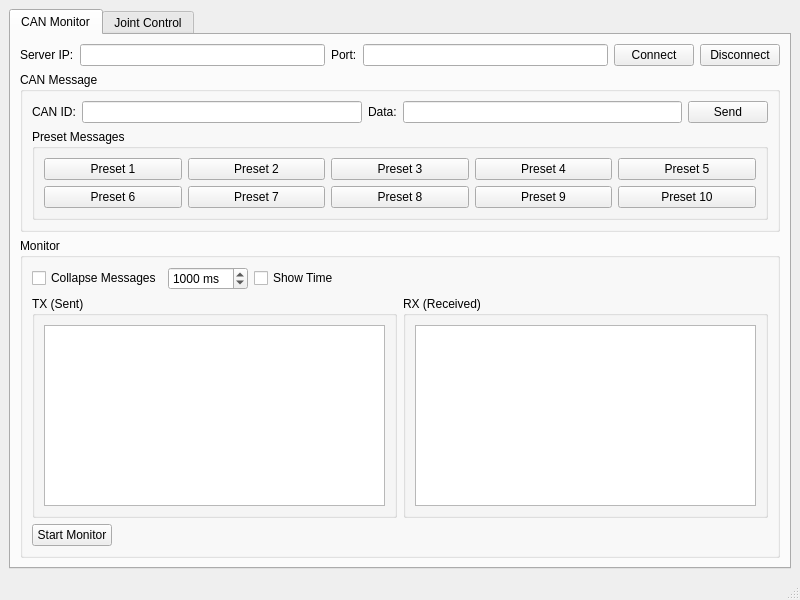
This is Client/src/mainwindow.ui in AlionFan/Little_Arm as Qt 5 draws it before an edit. The edited form follows.
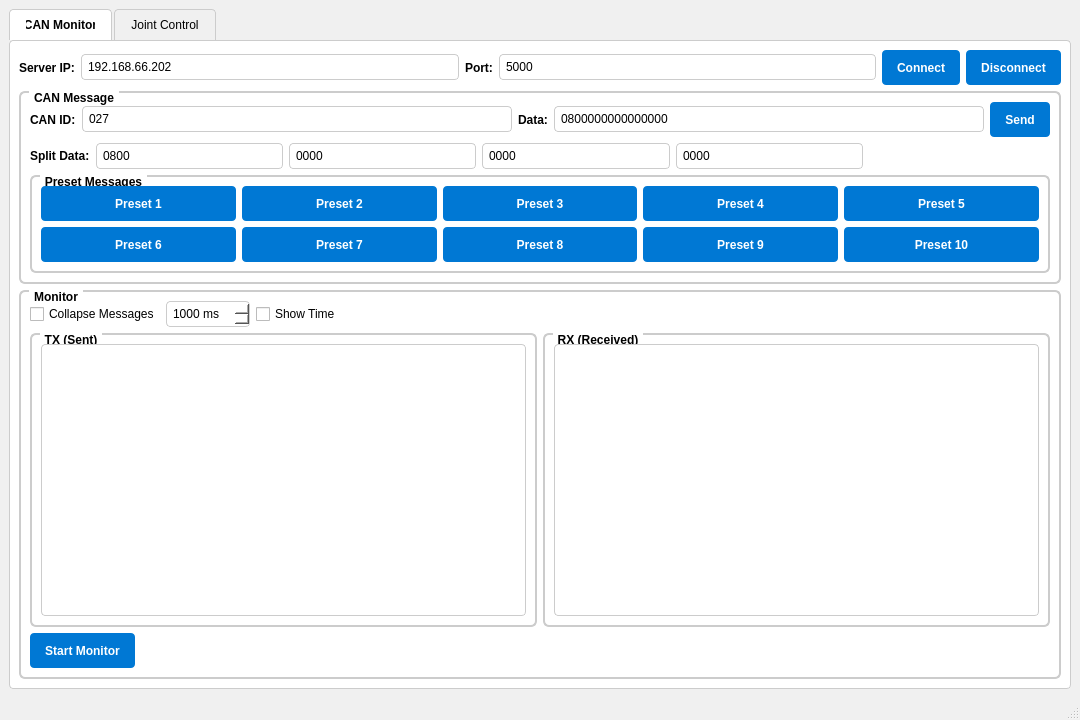
This is the edited form.

The edit to the form file:
```diff
--- a/Client/src/mainwindow.ui
+++ b/Client/src/mainwindow.ui
@@ -6,13 +6,137 @@
    <rect>
     <x>0</x>
     <y>0</y>
-    <width>800</width>
-    <height>600</height>
+    <width>1080</width>
+    <height>720</height>
    </rect>
   </property>
+  <property name="minimumSize">
+   <size>
+    <width>1080</width>
+    <height>720</height>
+   </size>
+  </property>
   <property name="windowTitle">
    <string>LittleArm Controller</string>
   </property>
+  <property name="styleSheet">
+   <string notr="true">* {
+    color: #000000;
+}
+QMainWindow {
+    background-color: #f0f0f0;
+}
+QGroupBox {
+    border: 2px solid #cccccc;
+    border-radius: 6px;
+    margin-top: 1ex;
+    font-weight: bold;
+    background-color: #ffffff;
+}
+QGroupBox::title {
+    subcontrol-origin: margin;
+    left: 10px;
+    padding: 0 3px;
+    color: #000000;
+}
+QPushButton {
+    background-color: #0078d4;
+    color: white;
+    border: none;
+    border-radius: 4px;
+    padding: 5px 15px;
+    min-height: 25px;
+    font-weight: bold;
+}
+QPushButton:hover {
+    background-color: #1084d8;
+}
+QPushButton:pressed {
+    background-color: #006cbd;
+}
+QLineEdit {
+    padding: 4px;
+    border: 1px solid #cccccc;
+    border-radius: 4px;
+    background-color: white;
+    color: #000000;
+}
+QTextEdit {
+    border: 1px solid #cccccc;
+    border-radius: 4px;
+    background-color: white;
+    color: #000000;
+}
+QLabel {
+    color: #000000;
+    font-weight: bold;
+}
+QCheckBox {
+    color: #000000;
+}
+QSpinBox {
+    color: #000000;
+    background-color: white;
+    padding: 4px;
+    border: 1px solid #cccccc;
+    border-radius: 4px;
+}
+QSlider::groove:horizontal {
+    border: 1px solid #999999;
+    height: 8px;
+    background: #ffffff;
+    margin: 2px 0;
+    border-radius: 4px;
+}
+QSlider::handle:horizontal {
+    background: #0078d4;
+    border: none;
+    width: 18px;
+    margin: -5px 0;
+    border-radius: 9px;
+}
+QSlider::handle:horizontal:hover {
+    background: #1084d8;
+}
+QTabWidget::pane {
+    border: 1px solid #cccccc;
+    border-radius: 4px;
+    background-color: white;
+}
+QTabBar::tab {
+    background-color: #f0f0f0;
+    border: 1px solid #cccccc;
+    border-bottom: none;
+    border-top-left-radius: 4px;
+    border-top-right-radius: 4px;
+    padding: 8px 16px;
+    margin-right: 2px;
+    color: #000000;
+}
+QTabBar::tab:selected {
+    background-color: white;
+    color: #000000;
+    font-weight: bold;
+}
+QTabBar::tab:hover {
+    background-color: #e5e5e5;
+}
+QStatusBar {
+    color: #000000;
+}
+QPushButton[objectName^=&quot;presetButton&quot;] {
+    background-color: #5c2d91;
+    color: white;
+    min-width: 100px;
+    font-weight: bold;
+}
+QPushButton[objectName^=&quot;presetButton&quot;]:hover {
+    background-color: #6b3a9e;
+}
+QPushButton[objectName^=&quot;presetButton&quot;]:pressed {
+    background-color: #4c2277;
+}</string>
+  </property>
   <widget class="QWidget" name="centralwidget">
    <layout class="QHBoxLayout" name="horizontalLayout_5">
     <item>
@@ -35,7 +159,11 @@
            </widget>
           </item>
           <item>
-           <widget class="QLineEdit" name="serverIpEdit"/>
+           <widget class="QLineEdit" name="serverIpEdit">
+            <property name="text">
+             <string>192.168.66.202</string>
+            </property>
+           </widget>
           </item>
           <item>
            <widget class="QLabel" name="label_2">
@@ -45,7 +173,11 @@
            </widget>
           </item>
           <item>
-           <widget class="QLineEdit" name="serverPortEdit"/>
+           <widget class="QLineEdit" name="serverPortEdit">
+            <property name="text">
+             <string>5000</string>
+            </property>
+           </widget>
           </item>
           <item>
            <widget class="QPushButton" name="connectButton">
@@ -79,7 +211,11 @@
               </widget>
              </item>
              <item>
-              <widget class="QLineEdit" name="canIdEdit"/>
+              <widget class="QLineEdit" name="canIdEdit">
+               <property name="text">
+                <string>027</string>
+               </property>
+              </widget>
              </item>
              <item>
               <widget class="QLabel" name="label_4">
@@ -89,7 +225,11 @@
               </widget>
              </item>
              <item>
-              <widget class="QLineEdit" name="canDataEdit"/>
+              <widget class="QLineEdit" name="canDataEdit">
+               <property name="text">
+                <string>0800000000000000</string>
+               </property>
+              </widget>
              </item>
              <item>
               <widget class="QPushButton" name="sendButton">
@@ -100,6 +240,82 @@
              </item>
             </layout>
            </item>
+           <item>
+            <layout class="QHBoxLayout" name="horizontalLayout_10">
+             <item>
+              <widget class="QLabel" name="label_5">
+               <property name="text">
+                <string>Split Data:</string>
+               </property>
+              </widget>
+             </item>
+             <item>
+              <widget class="QLineEdit" name="canDataSplit1">
+               <property name="maximumWidth">
+                <number>60</number>
+               </property>
+               <property name="maxLength">
+                <number>4</number>
+               </property>
+               <property name="text">
+                <string>0800</string>
+               </property>
+              </widget>
+             </item>
+             <item>
+              <widget class="QLineEdit" name="canDataSplit2">
+               <property name="maximumWidth">
+                <number>60</number>
+               </property>
+               <property name="maxLength">
+                <number>4</number>
+               </property>
+               <property name="text">
+                <string>0000</string>
+               </property>
+              </widget>
+             </item>
+             <item>
+              <widget class="QLineEdit" name="canDataSplit3">
+               <property name="maximumWidth">
+                <number>60</number>
+               </property>
+               <property name="maxLength">
+                <number>4</number>
+               </property>
+               <property name="text">
+                <string>0000</string>
+               </property>
+              </widget>
+             </item>
+             <item>
+              <widget class="QLineEdit" name="canDataSplit4">
+               <property name="maximumWidth">
+                <number>60</number>
+               </property>
+               <property name="maxLength">
+                <number>4</number>
+               </property>
+               <property name="text">
+                <string>0000</string>
+               </property>
+              </widget>
+             </item>
+             <item>
+              <spacer name="horizontalSpacer_3">
+               <property name="orientation">
+                <enum>Qt::Orientation::Horizontal</enum>
+               </property>
+               <property name="sizeHint" stdset="0">
+                <size>
+                 <width>40</width>
+                 <height>20</height>
+                </size>
+               </property>
+              </spacer>
+             </item>
+            </layout>
+           </item>
            <item>
             <widget class="QGroupBox" name="presetGroupBox">
              <property name="title">
@@ -248,12 +464,12 @@
                <layout class="QVBoxLayout" name="verticalLayout_4">
                 <item>
                  <widget class="QTextEdit" name="txMonitorText">
+                  <property name="styleSheet">
+                   <string></string>
+                  </property>
                   <property name="readOnly">
                    <bool>true</bool>
                   </property>
-                  <property name="styleSheet">
-                   <string>font-family: Consolas, Monaco, monospace;</string>
-                  </property>
                  </widget>
                 </item>
                </layout>
@@ -267,12 +483,12 @@
                <layout class="QVBoxLayout" name="verticalLayout_5">
                 <item>
                  <widget class="QTextEdit" name="rxMonitorText">
+                  <property name="styleSheet">
+                   <string></string>
+                  </property>
                   <property name="readOnly">
                    <bool>true</bool>
                   </property>
-                  <property name="styleSheet">
-                   <string>font-family: Consolas, Monaco, monospace;</string>
-                  </property>
                  </widget>
                 </item>
                </layout>
```
Left out of the diff: 48 changed lines with no effect on the pictures.
